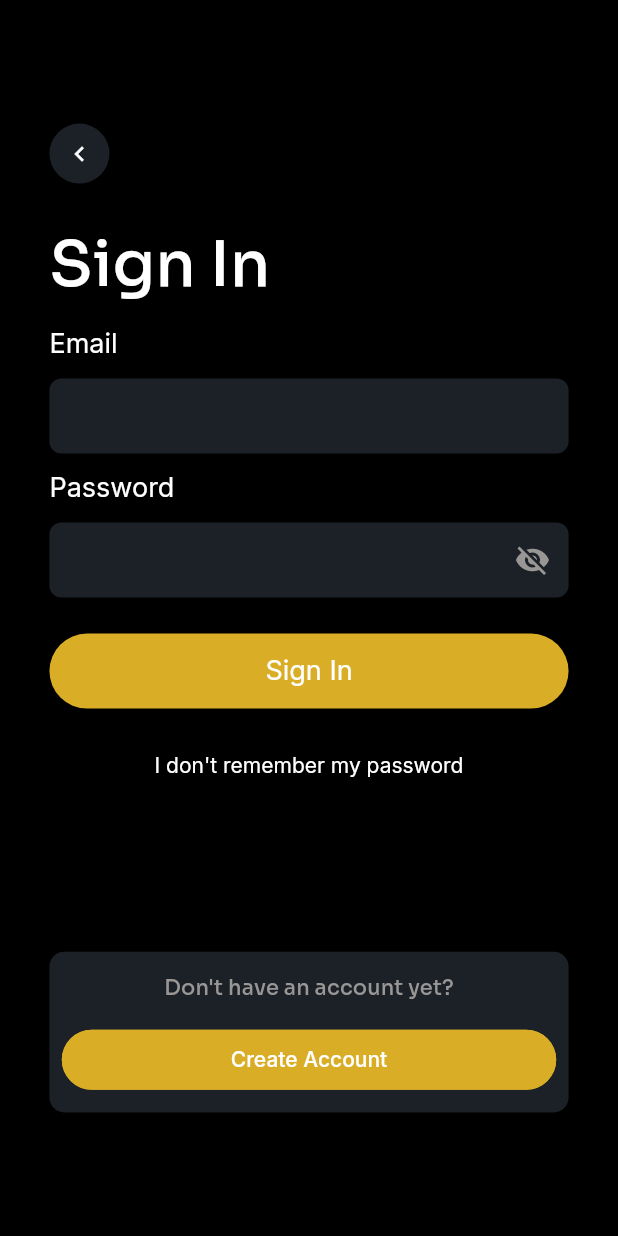
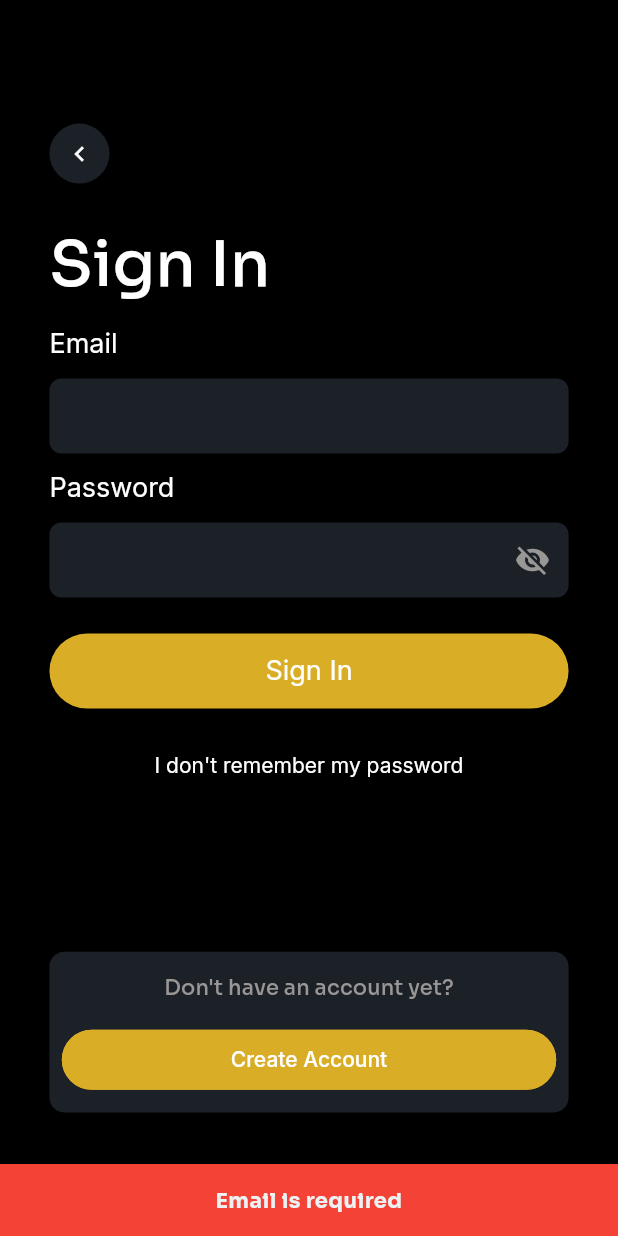
Before and after one commit to juanhoyos06/barvip_app, a Flutter app: the LoginPage screen opened directly, after a tap on "Sign In", on a phone screen of 412 x 824 dp. Run offline on Flutter 3.47's test engine with Material 3 defaults, Android fonts, the phone set to English and light mode, and no system bars; our stand-ins replace cloud_firestore, firebase_core, google_fonts; missing offline and left inert: dart:ffi; accounts and stored records are empty.

Commit message:
Feat: Adding login function and validation of login's form

```diff
--- a/lib/controllers/BarberController.dart
+++ b/lib/controllers/BarberController.dart
@@ -10,10 +10,10 @@ class BarberController extends BaseController {
   BarberController() : super(collection);
 
   Future<String> saveBarber(Barber barber) async {
-    return await saveData(barber.toMap());
+    return await saveData(barber.toJson());
   }
 
   Future<void> updateBarber(Barber barber, String id) async {
-    await updateData(barber.toMap(), id);
+    await updateData(barber.toJson(), id);
   }
 }
--- a/lib/models/Barber.dart
+++ b/lib/models/Barber.dart
@@ -6,7 +6,8 @@ class Barber extends Client {
       required super.lastName,
       required super.email,
       required super.password,
-      required super.confirmPassword});
+      required super.confirmPassword,
+      required super.typeUser});
 
   Barber.empty() : super.empty();
 }
--- a/lib/models/Client.dart
+++ b/lib/models/Client.dart
@@ -4,6 +4,7 @@ class Client {
   late String email;
   late String password;
   late String confirmPassword;
+  late String typeUser;
   late bool active;
 
   Client(
@@ -12,7 +13,8 @@ class Client {
       required this.email,
       required this.password,
       required this.confirmPassword,
-      this.active = true});
+      this.active = true,
+      required this.typeUser});
 
   Client.empty() {
     name = "";
@@ -23,14 +25,27 @@ class Client {
     active = true;
   }
 
-  toMap() {
+  //De Json a Mapa
+  Map<String, dynamic> toJson() {
     return {
       'name': name,
       'lasName': lastName,
       'email': email,
       'password': password,
       'confirmPassword': confirmPassword,
-      'active': true
+      'active': true,
+      'typeUser': typeUser
     };
   }
+
+  // De Mapa a Json
+  fromJson(Map<String, dynamic> json) {
+    name = json['name'];
+    lastName = json['lastName'];
+    email = json['email'];
+    password = json['password'];
+    confirmPassword = json['confirmPassword'];
+    active = json['active'];
+    typeUser = json['typeUser'];
+  }
 }
--- a/lib/views/pages/LoginPage.dart
+++ b/lib/views/pages/LoginPage.dart
@@ -1,4 +1,7 @@
+import 'package:barvip_app/controllers/BaseController.dart';
+
 import 'package:barvip_app/utils/MyColors.dart';
+
 import 'package:barvip_app/views/pages/LobbyPage.dart';
 import 'package:barvip_app/views/pages/RegisterPage.dart';
 import 'package:flutter/cupertino.dart';
@@ -15,6 +18,10 @@ class LoginPage extends StatefulWidget {
 
 class _LoginPageState extends State<LoginPage> {
   bool _passwordVisible = true;
+  BaseController _baseController = BaseController();
+  TextEditingController _emailController = TextEditingController();
+  TextEditingController _passwordController = TextEditingController();
+  GlobalKey<FormState> _formKey = GlobalKey<FormState>();
 
   @override
   Widget build(BuildContext context) {
@@ -62,7 +69,7 @@ class _LoginPageState extends State<LoginPage> {
                         letterSpacing: 0),
                   ),
                 ),
-                Form(child: FormWidgets())
+                Form(key: _formKey, child: FormWidgets())
               ],
             ),
             Expanded(
@@ -187,7 +194,26 @@ class _LoginPageState extends State<LoginPage> {
 
   ElevatedButton SignInButton() {
     return ElevatedButton(
-      onPressed: () {},
+      onPressed: () {
+        // Se valida el email y la contrasena ingresada
+        String? validationResult = _baseController.validateFieldLogin(
+            _emailController.text, _passwordController.text);
+        //Si validation result es null, quiere decir que los campos estan correctamente diligenciados
+
+        if (validationResult == null) {
+          _baseController.loginFirebase(
+              _emailController.text, _passwordController.text, context);
+        } else {
+          //si no, se muestra un snackbar con el mensaje de error, correspondiente.
+          ScaffoldMessenger.of(context).showSnackBar(SnackBar(
+              backgroundColor: Colors.red,
+              content: Text(
+                validationResult,
+                textAlign: TextAlign.center,
+                style: TextStyle(fontWeight: FontWeight.w700),
+              )));
+        }
+      },
       child: Text(
         'Sign In',
         style: GoogleFonts.inter(
@@ -207,6 +233,7 @@ class _LoginPageState extends State<LoginPage> {
 
   TextFormField PasswordTextFormField() {
     return TextFormField(
+      controller: _passwordController,
       obscureText: _passwordVisible,
       decoration: InputDecoration(
         suffixIcon: IconButton(
@@ -242,6 +269,7 @@ class _LoginPageState extends State<LoginPage> {
 
   TextFormField EmailTextFormField() {
     return TextFormField(
+      controller: _emailController,
       decoration: InputDecoration(
         fillColor: MyColors.TextInputColor,
         filled: true,
```
Also changed, not shown: lib/controllers/BaseController.dart (+92 -5 lines), lib/controllers/ClientController.dart (+6 -3 lines), lib/views/pages/DashBoardBarberPage.dart (added, +19 -0 lines).
